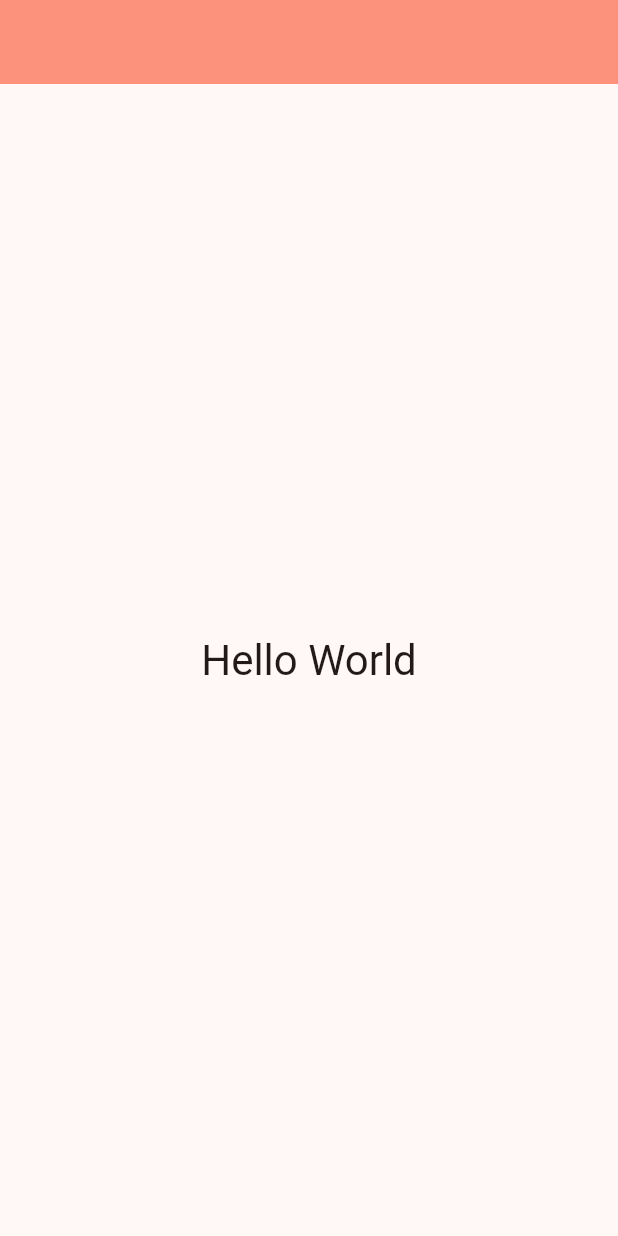
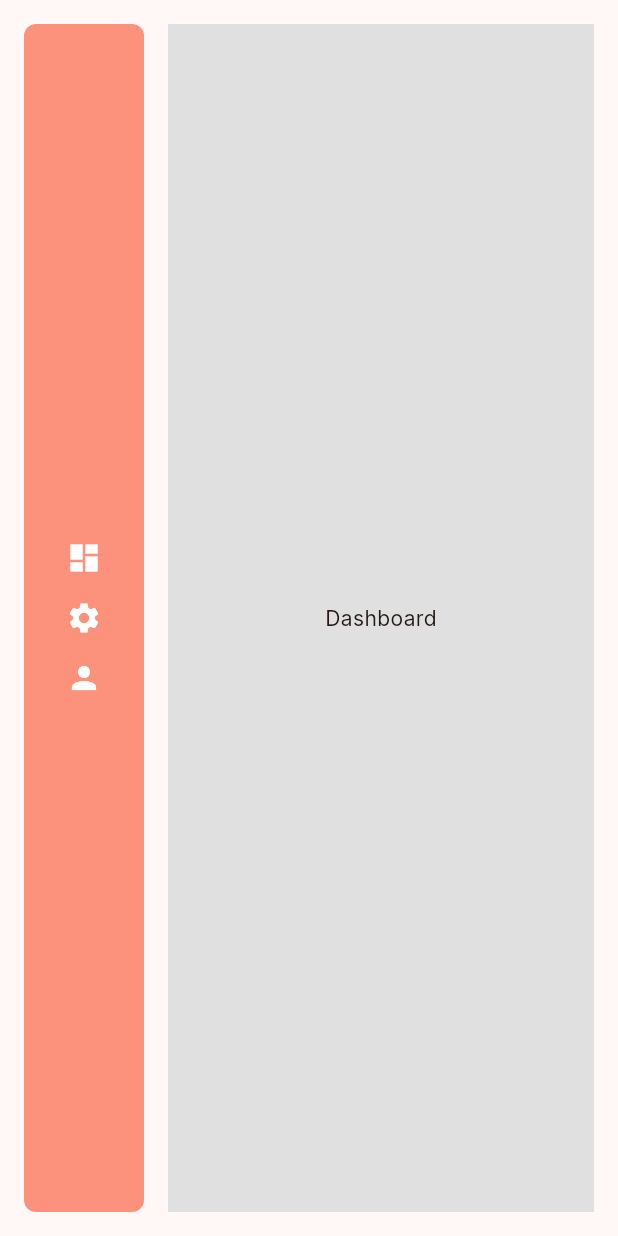
Before and after one commit to MarcKlesiewicz/HABI, a Flutter app: the screen it shows after launch, on a phone screen of 412 x 824 dp. Run offline on Flutter 3.47's test engine with Material 3 defaults, Android fonts, the phone set to English and light mode, and no system bars; our stand-ins replace go_router, google_fonts; Roboto replaces fonts that are missing (Atkinson Hyperlegible).

Commit message:
setup basic routing

```diff
--- /dev/null
+++ b/lib/config/routes/routes.dart
@@ -0,0 +1,27 @@
+import 'package:go_router/go_router.dart';
+import 'package:habi/features/airbnb/airbnb_page.dart';
+import 'package:habi/features/dashboard/dashboard_page.dart';
+import 'package:habi/shared/widgets/shell_layout.dart';
+
+final router = GoRouter(
+  routes: [
+    ShellRoute(
+      builder: (context, state, child) => ShellLayout(child: child),
+      routes: [
+        GoRoute(
+          path: AppRoutePath.dashboard,
+          builder: (context, state) => DashboardPage(),
+        ),
+        GoRoute(
+          path: AppRoutePath.airbnb,
+          builder: (context, state) => const AirBnbPage(),
+        ),
+      ],
+    ),
+  ],
+);
+
+class AppRoutePath {
+  static const String dashboard = '/';
+  static const String airbnb = '/airbnb';
+}
--- /dev/null
+++ b/lib/features/airbnb/airbnb_page.dart
@@ -0,0 +1,13 @@
+import 'package:flutter/material.dart';
+
+class AirBnbPage extends StatelessWidget {
+  const AirBnbPage({super.key});
+
+  @override
+  Widget build(BuildContext context) {
+    return Container(
+      color: Colors.blue[300],
+      child: Center(child: Text('Airbnb')),
+    );
+  }
+}
--- /dev/null
+++ b/lib/features/dashboard/dashboard_page.dart
@@ -0,0 +1,18 @@
+import 'package:flutter/material.dart';
+
+class DashboardPage extends StatefulWidget {
+  const DashboardPage({super.key});
+
+  @override
+  State<DashboardPage> createState() => _DashboardPageState();
+}
+
+class _DashboardPageState extends State<DashboardPage> {
+  @override
+  Widget build(BuildContext context) {
+    return Container(
+      color: Colors.grey[300],
+      child: Center(child: Text('Dashboard')),
+    );
+  }
+}
--- a/lib/main.dart
+++ b/lib/main.dart
@@ -1,6 +1,7 @@
 import 'package:flutter/material.dart';
-import 'package:habi/theme.dart';
-import 'package:habi/util.dart';
+import 'package:habi/config/routes/routes.dart';
+import 'package:habi/config/theme/theme.dart';
+import 'package:habi/config/theme/text_theme.dart';
 
 void main() {
   runApp(const MyApp());
@@ -20,37 +21,10 @@ class MyApp extends StatelessWidget {
     );
 
     MaterialTheme theme = MaterialTheme(textTheme);
-    return MaterialApp(
+    return MaterialApp.router(
       title: 'Flutter Demo',
       theme: theme.light(),
-      home: const MyHomePage(),
+      routerConfig: router,
     );
   }
 }
-
-class MyHomePage extends StatefulWidget {
-  const MyHomePage({super.key});
-
-  @override
-  State<MyHomePage> createState() => _MyHomePageState();
-}
-
-class _MyHomePageState extends State<MyHomePage> {
-  @override
-  Widget build(BuildContext context) {
-    return Scaffold(
-      appBar: AppBar(backgroundColor: Theme.of(context).colorScheme.primary),
-      body: Center(
-        child: Column(
-          mainAxisAlignment: MainAxisAlignment.center,
-          children: <Widget>[
-            Text(
-              'Hello World',
-              style: Theme.of(context).textTheme.headlineMedium,
-            ),
-          ],
-        ),
-      ),
-    );
-  }
-}
--- /dev/null
+++ b/lib/shared/widgets/shell_layout.dart
@@ -0,0 +1,24 @@
+import 'package:flutter/material.dart';
+import 'package:habi/shared/widgets/sidebar_menu.dart';
+
+class ShellLayout extends StatelessWidget {
+  final Widget child;
+
+  const ShellLayout({required this.child, super.key});
+
+  @override
+  Widget build(BuildContext context) {
+    return Scaffold(
+      body: Padding(
+        padding: const EdgeInsets.all(16.0),
+        child: Row(
+          spacing: 16,
+          children: [
+            SidebarMenu(),
+            Expanded(child: child),
+          ],
+        ),
+      ),
+    );
+  }
+}
--- /dev/null
+++ b/lib/shared/widgets/sidebar_menu.dart
@@ -0,0 +1,34 @@
+import 'package:flutter/material.dart';
+import 'package:go_router/go_router.dart';
+import 'package:habi/config/routes/routes.dart';
+
+class SidebarMenu extends StatelessWidget {
+  const SidebarMenu({super.key});
+
+  @override
+  Widget build(BuildContext context) {
+    return Container(
+      width: 80,
+      height: double.infinity,
+      decoration: BoxDecoration(
+        color: Theme.of(context).colorScheme.primary,
+        borderRadius: BorderRadius.circular(8),
+      ),
+      child: Column(
+        mainAxisAlignment: MainAxisAlignment.center,
+        spacing: 16,
+        children: [
+          GestureDetector(
+            onTap: () => context.go(AppRoutePath.dashboard),
+            child: Icon(Icons.dashboard, color: Colors.white),
+          ),
+          GestureDetector(
+            onTap: () => context.go(AppRoutePath.airbnb),
+            child: Icon(Icons.settings, color: Colors.white),
+          ),
+          Icon(Icons.person, color: Colors.white),
+        ],
+      ),
+    );
+  }
+}
--- a/pubspec.yaml
+++ b/pubspec.yaml
@@ -11,6 +11,7 @@ dependencies:
     sdk: flutter
   cupertino_icons: ^1.0.8
   google_fonts: ^8.0.2
+  go_router: ^17.1.0
 
 dev_dependencies:
   flutter_test:
```
Also changed, not shown: lib/config/theme/text_theme.dart (renamed from lib/util.dart), lib/config/theme/theme.dart (renamed from lib/theme.dart), pubspec.lock.
